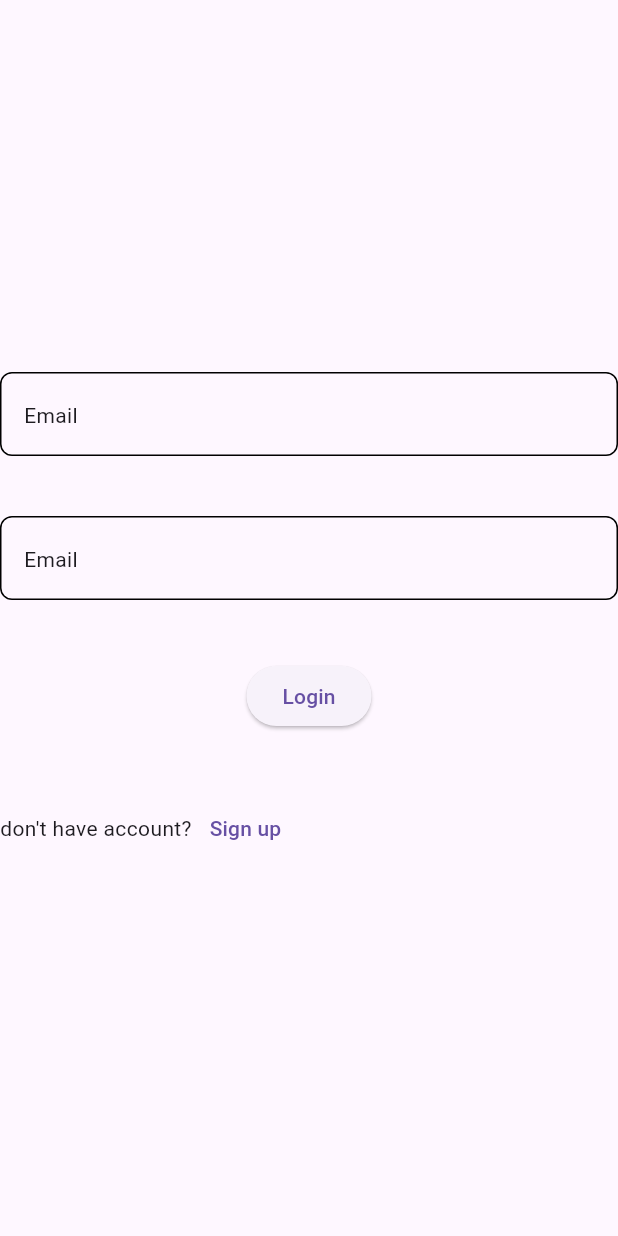
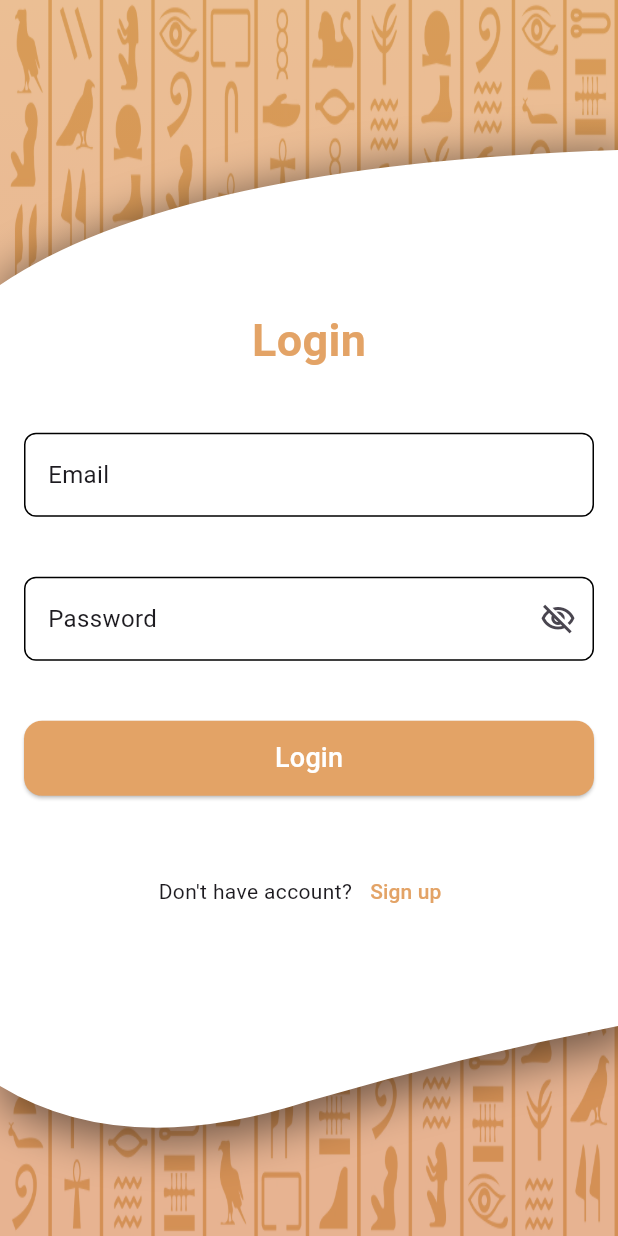
Before and after one commit to hebasalhien/explore-egypt, a Flutter app: the screen it shows after launch, on a phone screen of 412 x 824 dp. Run offline on Flutter 3.47's test engine with Material 3 defaults, Android fonts, the light colour scheme and no system bars; our stand-ins replace dio, flutter_bloc, flutter_secure_storage, pretty_dio_logger.

Commit message:
developed login page ui

```diff
--- /dev/null
+++ b/lib/utils/constants.dart
@@ -0,0 +1,11 @@
+import 'dart:ui';
+
+class AppConstants {
+  AppConstants._();
+  //colors
+  static const Color kPrimaryColor = Color(0xFFE3A366);
+  static const Color kPrimaryVariant = Color(0xFFDC9262);
+    static const Color kSecondary = Color(0xFFDC9262);
+
+  static const String bgImage = 'assets/images/bg.png';
+}
--- a/lib/view_models/cubits/auth_cubit/auth_cubit.dart
+++ b/lib/view_models/cubits/auth_cubit/auth_cubit.dart
@@ -1,4 +1,4 @@
-import 'package:bloc/bloc.dart';
+import 'package:flutter_bloc/flutter_bloc.dart';
 import 'package:explore_egypt/services/auth_services.dart';
 import 'package:meta/meta.dart';
 
--- a/lib/view_models/cubits/auth_cubit/auth_state.dart
+++ b/lib/view_models/cubits/auth_cubit/auth_state.dart
@@ -13,6 +13,6 @@ final class AuthSuccess extends AuthState {
 }
 
 final class AuthError extends AuthState {
-  final message;
+  final String message;
   AuthError(this.message);
 }
--- a/lib/views/auth/login_page.dart
+++ b/lib/views/auth/login_page.dart
@@ -1,7 +1,13 @@
+import 'package:explore_egypt/utils/constants.dart';
 import 'package:explore_egypt/utils/validators.dart';
 import 'package:explore_egypt/view_models/cubits/auth_cubit/auth_cubit.dart';
 import 'package:explore_egypt/views/auth/register_page.dart';
+import 'package:explore_egypt/views/widgets/background.dart';
+import 'package:explore_egypt/views/widgets/custom_button.dart';
+import 'package:explore_egypt/views/widgets/custom_password_text_field.dart';
 import 'package:explore_egypt/views/widgets/custom_text_field.dart';
+import 'package:explore_egypt/views/widgets/custom_wave_shape.dart';
+
 import 'package:flutter/material.dart';
 import 'package:flutter_bloc/flutter_bloc.dart';
 
@@ -35,22 +41,35 @@ class _LoginPageState extends State<LoginPage> {
           }
         },
         builder: (context, state) {
-          return Form(
+          return Stack(
+            clipBehavior: Clip.none,
+            children: [
+              BackGround(),
+
+              CustomWaveShape(
+                child: Form(
                   key: formKey,
+                  child: Padding(
+                    padding: const EdgeInsets.symmetric(horizontal: 16),
                     child: Column(
                       mainAxisAlignment: MainAxisAlignment.center,
                       spacing: 40,
                       children: [
+                        Text(
+                          'Login',
+                          style: TextStyle(
+                            fontSize: 30,
+                            color: AppConstants.kPrimaryColor,
+                            fontWeight: FontWeight.bold,
+                          ),
+                        ),
                         CustomTextField(
                           controller: emailController,
                           validator: Validators.emailValidator,
+                          label: 'Email',
                         ),
-                CustomTextField(
-                  controller: passController,
-                  validator: Validators.passwordValidatore,
-                  isObscure: true,
-                ),
-                ElevatedButton(
+                        CustomPasswordTextField(controller: passController),
+                        CustomButton(
                           onPressed: () async {
                             if (formKey.currentState!.validate()) {
                               context.read<AuthCubit>().login(
@@ -59,11 +78,12 @@ class _LoginPageState extends State<LoginPage> {
                               );
                             }
                           },
-                  child: Text('Login'),
+                          label: 'Login',
                         ),
                         Row(
+                          mainAxisAlignment: MainAxisAlignment.center,
                           children: [
-                    Text('don\'t have account?'),
+                            Text('Don\'t have account?'),
                             TextButton(
                               onPressed: () {
                                 Navigator.push(
@@ -75,12 +95,21 @@ class _LoginPageState extends State<LoginPage> {
                                   ),
                                 );
                               },
-                      child: Text('Sign up'),
+                              child: Text(
+                                'Sign up',
+                                style: TextStyle(
+                                  color: AppConstants.kPrimaryColor,
+                                ),
+                              ),
                             ),
                           ],
                         ),
                       ],
                     ),
+                  ),
+                ),
+              ),
+            ],
           );
         },
       ),
--- a/lib/views/auth/register_page.dart
+++ b/lib/views/auth/register_page.dart
@@ -1,5 +1,7 @@
 import 'package:explore_egypt/utils/validators.dart';
 import 'package:explore_egypt/view_models/cubits/auth_cubit/auth_cubit.dart';
+import 'package:explore_egypt/views/widgets/custom_button.dart';
+import 'package:explore_egypt/views/widgets/custom_password_text_field.dart';
 import 'package:explore_egypt/views/widgets/custom_text_field.dart';
 import 'package:flutter/material.dart';
 import 'package:flutter_bloc/flutter_bloc.dart';
@@ -38,21 +40,23 @@ class _RegisterPageState extends State<RegisterPage> {
             key: formKey,
             child: Column(
               mainAxisAlignment: MainAxisAlignment.center,
+              spacing: 20,
               children: [
                 CustomTextField(
                   controller: nameController,
                   validator: Validators.validateName,
+                  label: 'User name',
                 ),
                 CustomTextField(
                   controller: emailController,
                   validator: Validators.emailValidator,
+                  label: 'Email',
                 ),
 
-                CustomTextField(
+                CustomPasswordTextField(
                   controller: passController,
-                  validator: Validators.passwordValidatore,
                 ),
-                ElevatedButton(
+                CustomButton(
                   onPressed: () async {
                     if (formKey.currentState!.validate()) {
                       context.read<AuthCubit>().register(
@@ -62,7 +66,7 @@ class _RegisterPageState extends State<RegisterPage> {
                       );
                     }
                   },
-                  child: Text('sign up'),
+                  label: 'Sign Up',
                 ),
               ],
             ),
--- /dev/null
+++ b/lib/views/widgets/background.dart
@@ -0,0 +1,33 @@
+
+import 'package:explore_egypt/utils/constants.dart';
+import 'package:flutter/material.dart';
+
+class BackGround extends StatelessWidget {
+  const BackGround({super.key});
+
+  @override
+  Widget build(BuildContext context) {
+    return Container(
+      decoration: BoxDecoration(
+        gradient: LinearGradient(
+          colors: [
+            AppConstants.kPrimaryColor,
+            AppConstants.kPrimaryVariant,
+            AppConstants.kSecondary,
+          ],
+          begin: Alignment.topCenter,
+          end: Alignment.bottomCenter,
+        ),
+      ),
+      child: Opacity(
+        opacity: 0.3,
+        child: Image.asset(
+          AppConstants.bgImage,
+          fit: BoxFit.fill,
+          colorBlendMode: BlendMode.multiply,
+          height: double.infinity,
+        ),
+      ),
+    );
+  }
+}
--- /dev/null
+++ b/lib/views/widgets/custom_button.dart
@@ -0,0 +1,25 @@
+import 'package:explore_egypt/utils/constants.dart';
+import 'package:flutter/material.dart';
+
+class CustomButton extends StatelessWidget {
+  final VoidCallback onPressed;
+  final String label;
+  const CustomButton({super.key, required this.onPressed, required this.label});
+  @override
+  Widget build(BuildContext context) {
+    return SizedBox(
+      height: 50,
+      width: MediaQuery.of(context).size.width ,
+      child: ElevatedButton(
+        onPressed: onPressed,
+        style: ElevatedButton.styleFrom(
+          backgroundColor: AppConstants.kPrimaryColor,
+          shape: RoundedRectangleBorder(
+            borderRadius: BorderRadiusGeometry.circular(12),
+          ),
+        ),
+        child: Text(label, style: TextStyle(color: Colors.white, fontSize: 18)),
+      ),
+    );
+  }
+}
--- /dev/null
+++ b/lib/views/widgets/custom_password_text_field.dart
@@ -0,0 +1,33 @@
+import 'package:explore_egypt/utils/validators.dart';
+import 'package:explore_egypt/views/widgets/custom_text_field.dart';
+import 'package:flutter/material.dart';
+
+class CustomPasswordTextField extends StatefulWidget {
+  final TextEditingController controller;
+  const CustomPasswordTextField({super.key, required this.controller});
+
+  @override
+  State<CustomPasswordTextField> createState() =>
+      _CustomPasswordTextFieldState();
+}
+
+class _CustomPasswordTextFieldState extends State<CustomPasswordTextField> {
+  bool _isObscure = true;
+  @override
+  Widget build(BuildContext context) {
+    return CustomTextField(
+      controller: widget.controller,
+      validator: Validators.passwordValidatore,
+      label: 'Password',
+      isObscure: _isObscure,
+      sufixIcon: IconButton(
+        onPressed: () {
+          setState(() {
+            _isObscure = !_isObscure;
+          });
+        },
+        icon: Icon(_isObscure? Icons.visibility_off_outlined:Icons.visibility_outlined),
+      ),
+    );
+  }
+}
--- a/lib/views/widgets/custom_text_field.dart
+++ b/lib/views/widgets/custom_text_field.dart
@@ -6,21 +6,28 @@ class CustomTextField extends StatelessWidget {
     required this.controller,
     this.isObscure = false,
     required this.validator,
+    required this.label,
+    this.sufixIcon
   });
   final TextEditingController controller;
   final bool isObscure;
   final String? Function(String?)? validator;
+  final String label;
+  final Widget? sufixIcon;
   @override
   Widget build(BuildContext context) {
     return TextFormField(
       controller: controller,
       obscureText: isObscure,
       decoration: InputDecoration(
-        enabledBorder: OutlineInputBorder(borderRadius: BorderRadius.circular(8)),
-        hint: Text('Email')
+        enabledBorder: OutlineInputBorder(
+          borderRadius: BorderRadius.circular(8),
+        ),
+        hint: Text(label, style: TextStyle(fontSize: 16)),
+        suffixIcon: sufixIcon,
+        fillColor: Color(0XFF9E9E9E),
       ),
       validator: validator,
-
     );
   }
 }
--- /dev/null
+++ b/lib/views/widgets/custom_wave_shape.dart
@@ -0,0 +1,34 @@
+import 'package:explore_egypt/views/widgets/helpers/wave_clipper.dart';
+import 'package:explore_egypt/views/widgets/helpers/custom_wave_border.dart';
+import 'package:explore_egypt/views/widgets/helpers/wave_clipper.dart';
+import 'package:flutter/material.dart';
+
+class CustomWaveShape extends StatelessWidget {
+  const CustomWaveShape({
+    super.key, required this.child,
+  });
+final Widget child;
+  @override
+  Widget build(BuildContext context) {
+    return Container(
+      decoration: ShapeDecoration(
+        shape: const CustomWaveBorder(),
+        shadows: [
+          BoxShadow(
+            color: Colors.black.withValues(alpha: .5),
+            blurRadius: 25,
+            spreadRadius: 5,
+          ),
+        ],
+      ),
+      child: ClipPath(
+        clipper: WaveClipper(),
+        child: Container(
+          height: double.infinity,
+          color: Colors.white,
+        child: child,
+        ),
+      ),
+    );
+  }
+}
--- /dev/null
+++ b/lib/views/widgets/helpers/custom_wave_border.dart
@@ -0,0 +1,53 @@
+import 'package:flutter/rendering.dart';
+
+class CustomWaveBorder extends ShapeBorder {
+  const CustomWaveBorder();
+  @override
+  EdgeInsetsGeometry get dimensions => EdgeInsets.zero;
+
+  @override
+  Path getInnerPath(Rect rect, {TextDirection? textDirection}) =>
+      _createWavePath(rect);
+
+  @override
+  Path getOuterPath(Rect rect, {TextDirection? textDirection}) =>
+      _createWavePath(rect);
+  Path _createWavePath(Rect rect) {
+    final path = Path();
+    path.moveTo(0, 190);
+
+    // TOP WAVE - gentle curve upward
+    path.quadraticBezierTo(
+      rect.width / 3.5, // Control X: middle
+      110, // Control Y: gentle curve
+      rect.width, // End X: right side
+      100, // End Y: same as start
+    );
+
+    path.lineTo(rect.width, rect.height - 140);
+
+    path.quadraticBezierTo(
+      rect.width * 0.75,
+      rect.height - 120,
+      rect.width / 2,
+      rect.height - 90,
+    );
+
+    path.quadraticBezierTo(
+      rect.width * .20,
+      rect.height - 50,
+      0,
+      rect.height - 100,
+    );
+
+    path.close();
+
+    return path;
+  }
+
+  @override
+  void paint(Canvas canvas, Rect rect, {TextDirection? textDirection}) {}
+
+  @override
+  ShapeBorder scale(double t) => this;
+}
--- /dev/null
+++ b/lib/views/widgets/helpers/wave_clipper.dart
@@ -0,0 +1,46 @@
+import 'package:flutter/material.dart';
+
+class WaveClipper extends CustomClipper<Path> {
+  @override
+  getClip(Size size) {
+    var path = Path();
+        path.moveTo(0, 190);
+
+    // TOP WAVE - gentle curve upward
+    path.quadraticBezierTo(
+      size.width / 3.5,  // Control X: middle
+      110,             // Control Y: gentle curve
+      size.width,      // End X: right side
+      100,             // End Y: same as start
+    );
+
+    path.lineTo(size.width, size.height - 140);
+
+    path.quadraticBezierTo(
+      size.width * 0.75,
+      size.height - 120,
+      size.width / 2,
+      size.height - 90,
+    );
+
+
+    path.quadraticBezierTo(
+      size.width *.20,
+      size.height - 50,
+      0,
+      size.height - 100,
+    );
+
+path.close();
+
+
+
+
+    return path;
+  }
+
+  @override
+  bool shouldReclip(covariant CustomClipper oldClipper) {
+    return false;
+  }
+}
--- a/pubspec.yaml
+++ b/pubspec.yaml
@@ -52,9 +52,8 @@ flutter:
   # the material Icons class.
   uses-material-design: true
   # To add assets to your application, add an assets section, like this:
-  # assets:
-  #   - images/a_dot_burr.jpeg
-  #   - images/a_dot_ham.jpeg
+  assets:
+    - assets/images/
   # An image asset can refer to one or more resolution-specific "variants", see
   # https://flutter.dev/to/resolution-aware-images
   # For details regarding adding assets from package dependencies, see
```
Also changed, not shown: assets/images/bg.png (added). Lines whose indentation alone changed are shown as unchanged.
